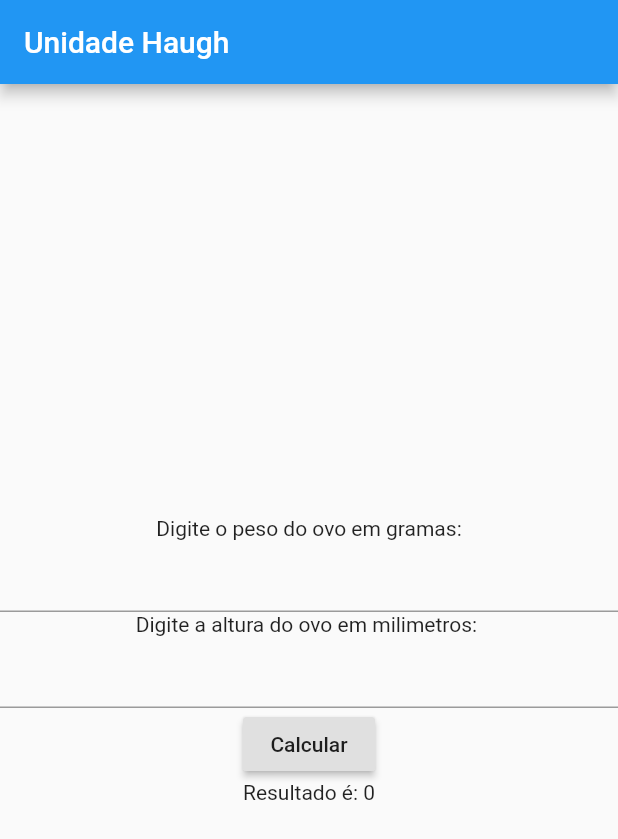
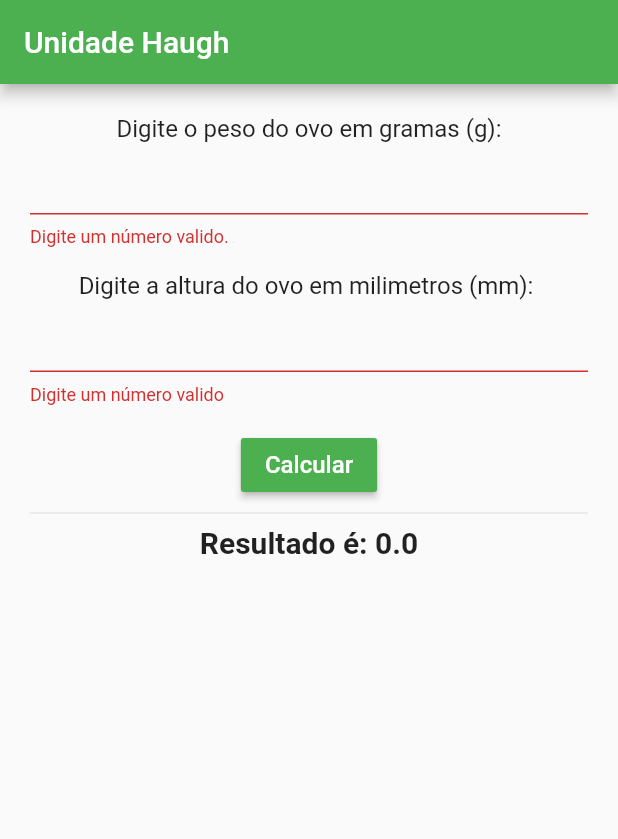
Before and after one commit to jeanmfdias/appHaughUnit, a Flutter app: the screen it shows after launch, after a tap on "Calcular", on a phone screen of 412 x 824 dp. Shown: the top 839 px of the screen. Run offline on Flutter 3.47's test engine with Material 2 defaults, Android fonts, the phone set to English and light mode, and no system bars; missing offline and left inert: bloc_pattern.

Commit message:
add calc official and layout improviments

```diff
--- a/lib/calculator/calculator-widget.dart
+++ b/lib/calculator/calculator-widget.dart
@@ -1,4 +1,6 @@
+import 'package:flutter/cupertino.dart';
 import 'package:flutter/material.dart';
+import 'dart:math';
 
 class CalculatorWidget extends StatefulWidget {
   @override
@@ -10,7 +12,9 @@ class _CalculatorWidget extends State<CalculatorWidget> {
   final height = TextEditingController();
   final weight = TextEditingController();
 
-  var _calc = 0;
+  final _formBase = GlobalKey<FormState>();
+
+  var _calc = 0.0;
 
   @override
   Widget build(BuildContext context) {
@@ -18,31 +22,82 @@ class _CalculatorWidget extends State<CalculatorWidget> {
       child: Scaffold(
         appBar: AppBar(
           title: Text('Unidade Haugh'),
+          backgroundColor: Colors.green,
         ),
 
-        body: Column(
-          mainAxisAlignment: MainAxisAlignment.center,
+
+        body: Padding(
+          padding: EdgeInsets.only(left: 20, right: 20, top: 20),
+          child: Form(
+            key: _formBase,
+            child: Column(
+              mainAxisAlignment: MainAxisAlignment.start,
               crossAxisAlignment: CrossAxisAlignment.center,
 
               children: [
-            Text('Digite o peso do ovo em gramas:'),
-            TextField(
+                Text(
+                  'Digite o peso do ovo em gramas (g):',
+                  style: TextStyle(fontSize: 16),
+                ),
+                TextFormField(
+                  controller: weight,
+                  keyboardType: TextInputType.numberWithOptions(decimal: true),
+                  validator: (value) {
+                    if (double.tryParse(value) == null) {
+                      return 'Digite um número valido.';
+                    }
+                    if (value.trim().isEmpty) {
+                      return 'Campo requirido.';
+                    }
+                    return null;
+                  },
+                ),
+                Divider(color: Colors.transparent),
+                Text(
+                  'Digite a altura do ovo em milimetros (mm): ',
+                  style: TextStyle(fontSize: 16),
+                ),
+                TextFormField(
                   controller: height,
+                  keyboardType: TextInputType.numberWithOptions(decimal: true),
+                  validator: (value) {
+                    if (double.tryParse(value) == null) {
+                      return 'Digite um número valido';
+                    }
+                    return null;
+                  },
                 ),
-            Text('Digite a altura do ovo em milimetros: '),
-            TextField(
-              controller: weight,
+                Divider(color: Colors.transparent),
+                RaisedButton(
+                  color: Colors.green,
+                  textColor: Colors.white,
+                  onPressed: () {
+                    if (_formBase.currentState.validate()) {
+                      setState(() {
+                        _calc = 30.0 * pow(double.tryParse(weight.text), 0.37) - 100.0;
+                        _calc = 32.0 * _calc / 100.0;
+                        _calc = double.tryParse(height.text) - sqrt(_calc) + 1.9;
+                        _calc = 100.0 * (log(_calc) / ln10);
+                      });
+                    } else {
+                      setState(() {
+                        _calc = 0;
+                      });
+                    }
+                  },
+                  child: Text(
+                    'Calcular',
+                    style: TextStyle(fontSize: 16),
                   ),
-            RaisedButton(
-              onPressed: () {
-                setState(() {
-                  _calc = int.tryParse(height.text) + int.tryParse(weight.text);
-                });
-              },
-              child: Text('Calcular')
                 ),
-            Text('Resultado é: ${_calc}')
+                Divider(),
+                Text(
+                  'Resultado é: ${_calc}',
+                  style: TextStyle(fontSize: 20, fontWeight: FontWeight.bold),
+                )
               ],
+            ),
+          )
         ),
 
       ),
```
Lines whose indentation alone changed are shown as unchanged.
